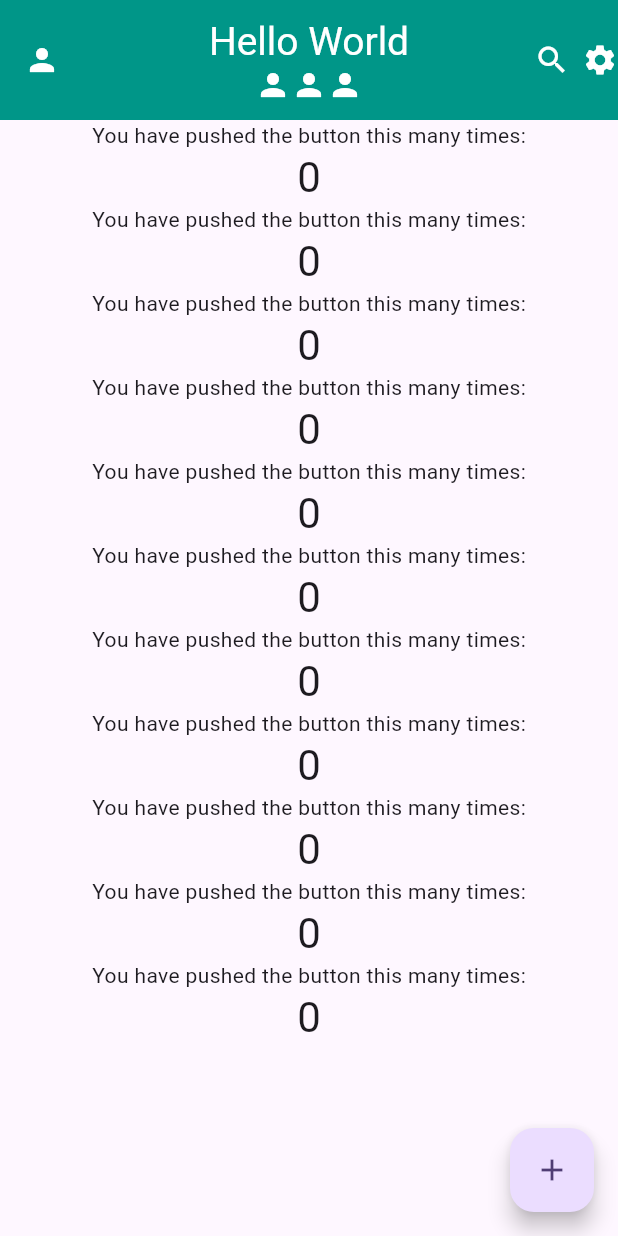
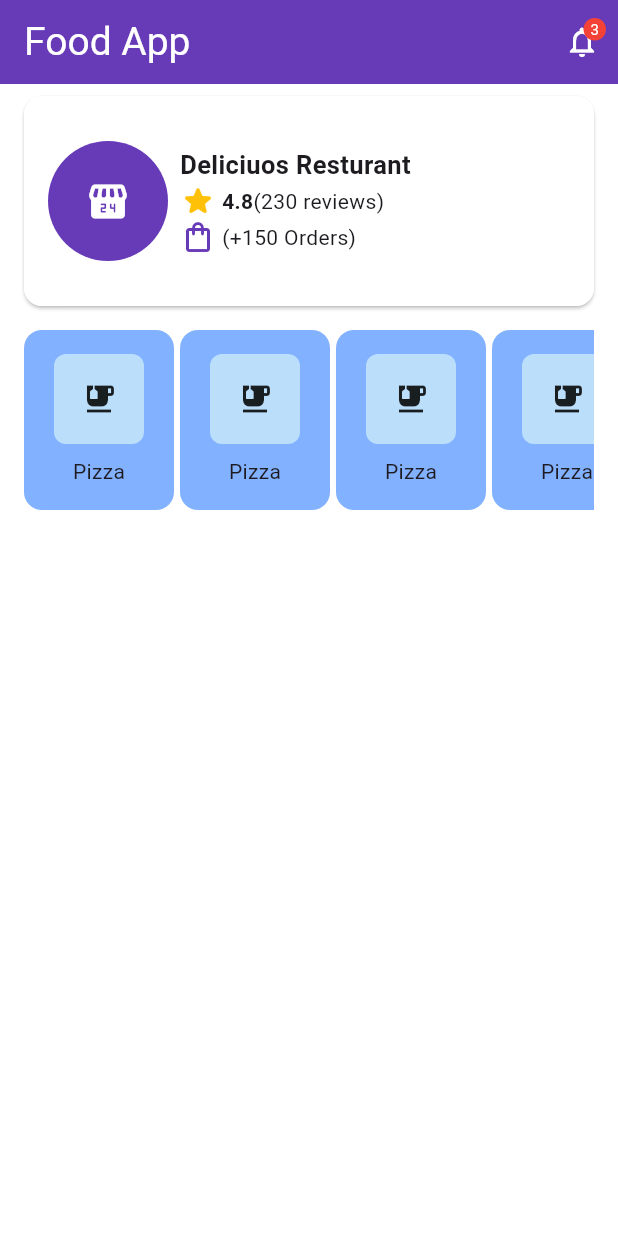
Before and after one commit to mohamednour2020/g_02, a Flutter app: the screen it shows after launch, on a phone screen of 412 x 824 dp. Run offline on Flutter 3.47's test engine with Material 3 defaults, Android fonts, the phone set to English and light mode, and no system bars.

Commit message:
session 2 -flutter

```diff
--- a/lib/main.dart
+++ b/lib/main.dart
@@ -40,90 +40,162 @@ class _MyHomePageState extends State<MyHomePage> {
   @override
   Widget build(BuildContext context) {
     return Scaffold(
+      backgroundColor: Colors.white,
       appBar: AppBar(
-        backgroundColor: Colors.teal,
-        toolbarHeight: 80,
-        title: Column(mainAxisAlignment: .spaceBetween,
+        backgroundColor: Colors.deepPurple,
+        title: Text(
+          "Food App",
+          style: TextStyle(color: Colors.white, fontSize: 26),
+        ),
+        centerTitle: false,
+        actions: [
+          Stack(
             children: [
-            Text("Hello World",style: TextStyle(color: Colors.white,fontSize: 26),),
-            Row(
-              mainAxisAlignment: .center,
-              children: [
-                Icon(Icons.person,color: Colors.white,),
-                Icon(Icons.person,color: Colors.white,),
-                Icon(Icons.person,color: Colors.white,),
+              IconButton(
+                onPressed: () {},
+                icon: Icon(Icons.notifications_none, color: Colors.white),
+              ),
+              Positioned(
+                right: 8,
+                top: 8,
+                child: Container(
+                  height: 15,
+                  width: 15,
+                  decoration: BoxDecoration(
+                    color: Colors.red,
+                    shape: BoxShape.circle,
+                  ),
+                  child: Center(
+                    child: Text(
+                      "3",
+                      style: TextStyle(color: Colors.white, fontSize: 10),
+                    ),
+                  ),
+                ),
+              ),
             ],
           ),
         ],
       ),
-        centerTitle: true,
-        leading:Icon(Icons.person,color: Colors.white,),
-        actions: [
-          Icon(Icons.search,color: Colors.white,),
-          SizedBox(width: 8,),
-          Icon(Icons.settings,color: Colors.white,),
+      body: Padding(
+        padding: const EdgeInsets.symmetric(horizontal: 16, vertical: 8),
+        child: ListView(
+          children: [
+            Material(
+              elevation: 1,
+              borderRadius: BorderRadius.circular(12),
+              child: Container(
+                height: 140,
+                decoration: BoxDecoration(
+                  color: Colors.white,
+                  borderRadius: BorderRadius.circular(12),
+                ),
+                padding: EdgeInsets.symmetric(vertical: 8, horizontal: 16),
+                child: Row(
+                  children: [
+                    Container(
+                      height: 80,
+                      width: 80,
+                      decoration: BoxDecoration(
+                        color: Colors.deepPurple,
+                        shape: BoxShape.circle,
+                      ),
+                      child: Icon(
+                        Icons.local_convenience_store_rounded,
+                        size: 30,
+                        color: Colors.white,
+                      ),
+                    ),
+                    SizedBox(width: 8),
+                    Column(
+                      mainAxisAlignment: .center,
+                      crossAxisAlignment: .start,
+                      children: [
+                        Text(
+                          "Deliciuos Resturant",
+                          style: TextStyle(
+                            fontWeight: FontWeight.bold,
+                            fontSize: 17,
+                          ),
+                        ),
+                        Row(
+                          children: [
+                            Icon(Icons.star_rounded, color: Colors.amber),
+                            SizedBox(width: 4),
+                            Text(
+                              "4.8",
+                              style: TextStyle(
+                                fontWeight: FontWeight.bold,
+                                fontSize: 14,
+                              ),
+                            ),
+                            Text(
+                              "(230 reviews)",
+                              style: TextStyle(fontSize: 14),
+                            ),
                           ],
-
                         ),
-      body: SizedBox(
-        height: MediaQuery.of(context).size.height,
-        width: MediaQuery.of(context).size.width,
-        child: Column(
-          crossAxisAlignment: .center,
-          mainAxisAlignment: .start,
+                        Row(
                           children: [
-            const Text('You have pushed the button this many times:'),
+                            Icon(
+                              Icons.shopping_bag_outlined,
+                              color: Colors.deepPurple,
+                            ),
+                            SizedBox(width: 4),
                             Text(
-              '$_counter',
-              style: Theme.of(context).textTheme.headlineMedium,
-            ), const Text('You have pushed the button this many times:'),
-            Text(
-              '$_counter',
-              style: Theme.of(context).textTheme.headlineMedium,
-            ), const Text('You have pushed the button this many times:'),
-            Text(
-              '$_counter',
-              style: Theme.of(context).textTheme.headlineMedium,
-            ), const Text('You have pushed the button this many times:'),
-            Text(
-              '$_counter',
-              style: Theme.of(context).textTheme.headlineMedium,
-            ), const Text('You have pushed the button this many times:'),
-            Text(
-              '$_counter',
-              style: Theme.of(context).textTheme.headlineMedium,
-            ), const Text('You have pushed the button this many times:'),
-            Text(
-              '$_counter',
-              style: Theme.of(context).textTheme.headlineMedium,
-            ), const Text('You have pushed the button this many times:'),
-            Text(
-              '$_counter',
-              style: Theme.of(context).textTheme.headlineMedium,
-            ), const Text('You have pushed the button this many times:'),
-            Text(
-              '$_counter',
-              style: Theme.of(context).textTheme.headlineMedium,
-            ), const Text('You have pushed the button this many times:'),
-            Text(
-              '$_counter',
-              style: Theme.of(context).textTheme.headlineMedium,
-            ), const Text('You have pushed the button this many times:'),
-            Text(
-              '$_counter',
-              style: Theme.of(context).textTheme.headlineMedium,
-            ), const Text('You have pushed the button this many times:'),
-            Text(
-              '$_counter',
-              style: Theme.of(context).textTheme.headlineMedium,
+                              "(+150 Orders)",
+                              style: TextStyle(fontSize: 14),
+                            ),
+                          ],
+                        ),
+                      ],
                     ),
                   ],
                 ),
               ),
-      floatingActionButton: FloatingActionButton(
-        onPressed: _incrementCounter,
-        tooltip: 'Increment',
-        child: const Icon(Icons.add),
+            ),
+            SizedBox(height: 16),
+            SizedBox(
+              height: 120,
+              child: ListView.separated(
+                scrollDirection: Axis.horizontal,
+                itemBuilder: (context, index) {
+                  return Container(
+                    height: 100,
+                    width: 100,
+                    padding: EdgeInsets.all(8),
+                    decoration: BoxDecoration(
+                      borderRadius: BorderRadius.circular(12),
+                      color: Colors.blueAccent[100],
+                    ),
+                    child: Column(
+                      mainAxisAlignment: .spaceEvenly,
+                      children: [
+                        Container(
+                          height: 60,
+                          width: 60,
+                          child: Icon(Icons.emoji_food_beverage),
+                          decoration: BoxDecoration(
+                            color: Colors.blue[100],
+                            borderRadius: BorderRadius.circular(8),
+                          ),
+                        ),
+                        Text(
+                          "Pizza",
+                          style: TextStyle(fontSize: 14),
+                        ),
+                      ],
+                    ),
+                  );
+                },
+                itemCount: 5,
+                separatorBuilder: (BuildContext context, int index) {
+                  return SizedBox(width: 4);
+                },
+              ),
+            ),
+          ],
+        ),
       ),
     );
   }
```
Lines whose indentation alone changed are shown as unchanged.
